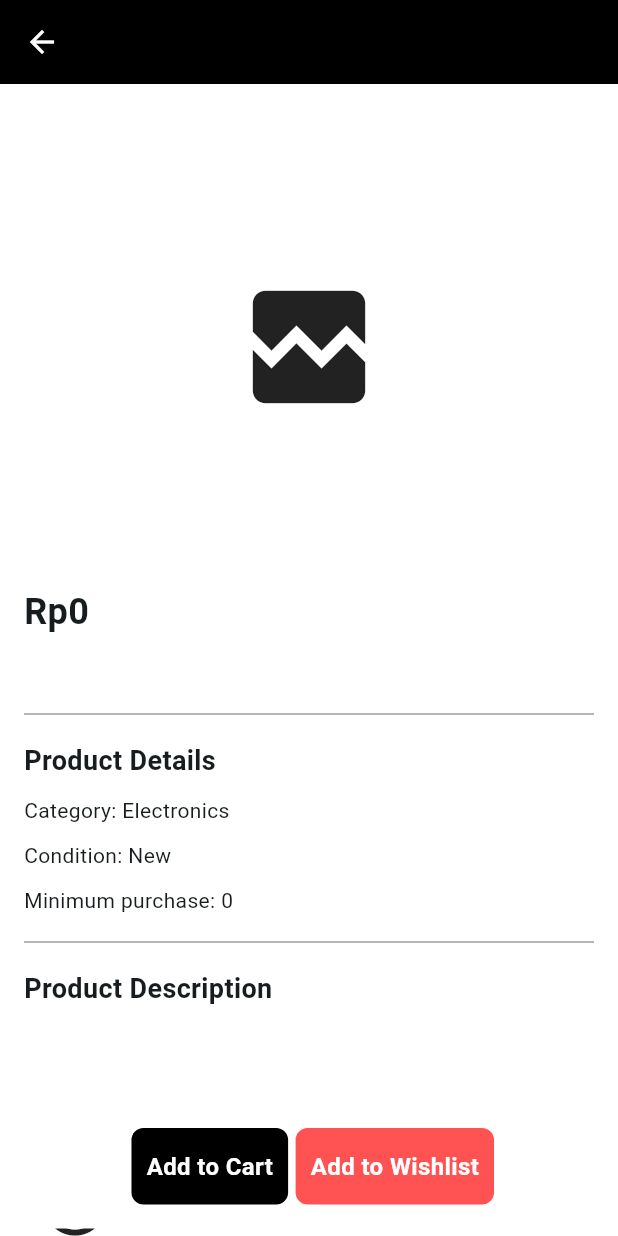
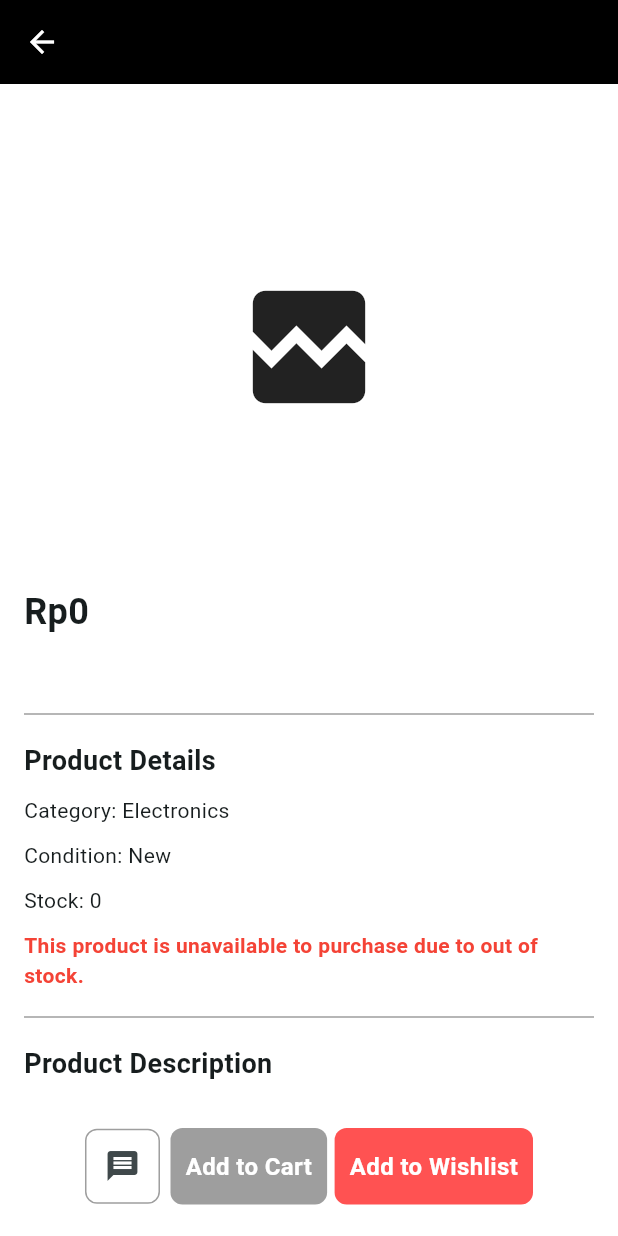
Before and after one commit to Kadigas/click-n-buy, a Flutter app: the ShowProductPage screen opened directly with empty values, on a phone screen of 412 x 824 dp. Run offline on Flutter 3.47's test engine with Material 3 defaults, Android fonts, the phone set to English and light mode, and no system bars; our stand-ins replace cloud_firestore, firebase_auth, firebase_core, image_picker, persistent_bottom_nav_bar; accounts and stored records are empty; network calls fail.

Commit message:
feat(products): display stock, handling when stock 0 on home and show product page

```diff
--- a/lib/pages/show_product.dart
+++ b/lib/pages/show_product.dart
@@ -1,8 +1,6 @@
 import 'package:firebase_auth/firebase_auth.dart';
-import 'package:flutter/cupertino.dart';
 import 'package:flutter/material.dart';
 import 'package:cloud_firestore/cloud_firestore.dart';
-import 'package:flutter/widgets.dart';
 import 'package:fp_ppb/components/my_button.dart';
 import 'package:fp_ppb/enums/product_category.dart';
 import 'package:fp_ppb/enums/product_condition.dart';
@@ -33,7 +31,6 @@ class _ShowProductPageState extends State<ShowProductPage> {
   final EnumService enumService = EnumService();
   final formatCurrency = NumberFormat.currency(locale: 'id_ID', symbol: 'Rp');
   final AuthService _authService = AuthService();
-  late String currentUser;
 
   @override
   void initState() {
@@ -50,7 +47,6 @@ class _ShowProductPageState extends State<ShowProductPage> {
         .collection('stores')
         .doc(widget.storeID)
         .get();
-    currentUser = _authService.getCurrentUser()!.uid;
   }
 
   void _loadingState() {
@@ -137,14 +133,6 @@ class _ShowProductPageState extends State<ShowProductPage> {
     );
   }
 
-  //
-  // void addToCart() {
-  //   FirebaseFirestore.instance.collection('cart').add({
-  //     'productID': widget.productID,
-  //     'storeID': widget.storeID,
-  //   });
-  // }
-
   @override
   Widget build(BuildContext context) {
     return Scaffold(
@@ -181,6 +169,7 @@ class _ShowProductPageState extends State<ShowProductPage> {
           ProductCategory productCategory =
           enumService.parseProductCategory(data['productCategory']);
           String productPrice = formatCurrency.format(data['productPrice']);
+          int productStock = data['productStock'];
           String productMinimumQuantity =
           data['productMinimumQuantity'].toString();
           ProductCondition productCondition =
@@ -261,17 +250,26 @@ class _ShowProductPageState extends State<ShowProductPage> {
                           ),
                           const SizedBox(height: 10),
                           Text(
-                                      'Category: ${productCategory
-                                          .displayName}'),
+                              'Category: ${productCategory.displayName}'),
                           const SizedBox(height: 10),
                           Text(
-                                      'Condition: ${productCondition
-                                          .displayName}'),
+                              'Condition: ${productCondition.displayName}'),
                           const SizedBox(
                             height: 10,
                           ),
-                                  Text(
-                                      'Minimum purchase: $productMinimumQuantity'),
+                          Text('Stock: $productStock'),
+                          const SizedBox(
+                            height: 10,
+                          ),
+                          productStock > 0
+                              ? Text(
+                              'Minimum purchase: $productMinimumQuantity')
+                              : const Text(
+                            'This product is unavailable to purchase due to out of stock.',
+                            style: TextStyle(
+                                fontWeight: FontWeight.bold,
+                                color: Colors.red),
+                        ),
                         const SizedBox(
                           height: 10,
                         ),
@@ -343,7 +341,6 @@ class _ShowProductPageState extends State<ShowProductPage> {
               child: Row(
               mainAxisAlignment: MainAxisAlignment.center,
               children: [
-                          if (currentUser != sellerUid)
               Container(
               margin: const EdgeInsets.symmetric(horizontal: 1),
               decoration: BoxDecoration(
@@ -359,8 +356,7 @@ class _ShowProductPageState extends State<ShowProductPage> {
               Navigator.push(
               context,
               MaterialPageRoute(
-                                              builder: (context) =>
-                                                  ChatPage(
+              builder: (context) => ChatPage(
               showName: storeName,
               userId: _authService
                   .getCurrentUser()!
@@ -375,27 +371,26 @@ class _ShowProductPageState extends State<ShowProductPage> {
               const SizedBox(
               width: 5,
               ),
-                          MyButton(
+              productStock > 0
+              ? MyButton(
               msg: 'Add to Cart',
               color: Colors.black,
-                            // onTap: addToCart,
               onTap: () async {
-                              await addToCart(widget.storeID, widget.productID,
+              await addToCart(
+              widget.storeID,
+              widget.productID,
               productMinimumQuantity);
               ScaffoldMessenger.of(context).showSnackBar(
               const SnackBar(
-                                    content: Text('Succeeded add to cart!')),
+              content:
+              Text('Succeeded add to cart!')),
               );
               },
-                          ),
-                          // const SizedBox(
-                          //   width: 5,
-                          // ),
-                          // MyButton(
-                          //   msg: 'Buy Now',
-                          //   color: Colors.green,
-                          //   onTap: () {},
-                          // ),
+              )
+                  : MyButton(
+              onTap: () {},
+              msg: 'Add to Cart',
+              color: Colors.grey),
               const SizedBox(
               width: 3,
               ),
@@ -416,7 +411,8 @@ class _ShowProductPageState extends State<ShowProductPage> {
               ),
               ),
               ),
-                ],
+              ]
+              ,
               );
             },
           );
```
Also changed, not shown: lib/pages/home_page.dart (+67 -1 lines). Lines whose indentation alone changed are shown as unchanged.
